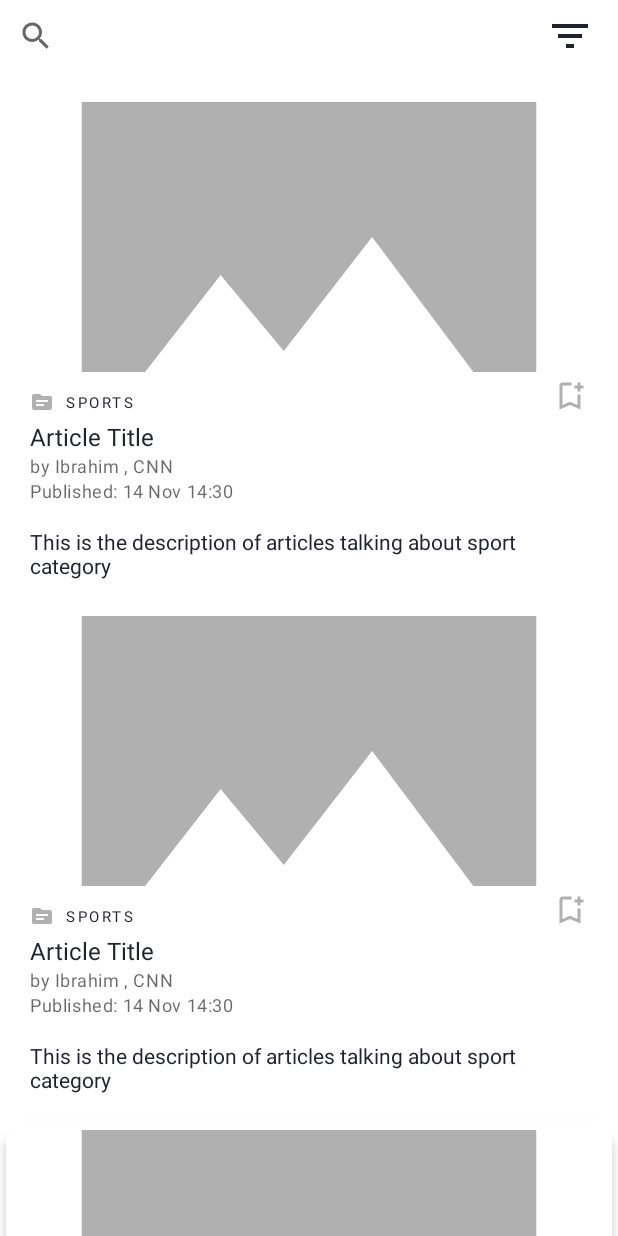
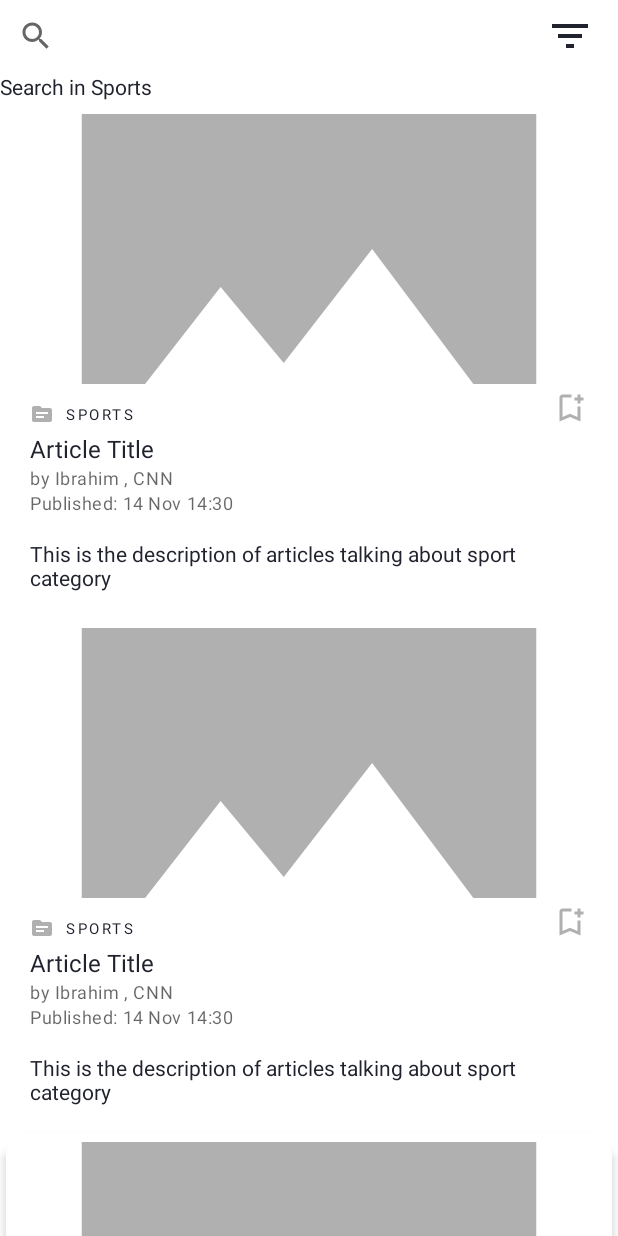
Before and after one commit to i-magdy/News-App, an Android app: the layout screen_search.xml on its own in the app's theme, with its tools: preview values and no code run, on a phone screen of 412 x 824 dp. Run offline under Robolectric (Android 15) with nearby library versions, the phone set to English and light mode, and no system bars.

Commit message:
Add dialog choose category for search

```diff
--- a/app/src/main/java/com/devwarex/news/ui/home/search/SearchRepo.kt
+++ b/app/src/main/java/com/devwarex/news/ui/home/search/SearchRepo.kt
@@ -21,6 +21,7 @@ class SearchRepo @Inject constructor(
     private val repo: SearchInArticlesRepo
 ) {
     val articles = MutableStateFlow<List<ArticleRelation>>(emptyList())
+    val categories = db.getFollowedCategories()
     private val coroutine = CoroutineScope(Dispatchers.Default)
     private var category = "general"
     private var query = ""
@@ -37,6 +38,10 @@ class SearchRepo @Inject constructor(
         datastore.selectedCountry.collect{ code ->
             repo.search(category = category, search = query, countryCode = code)
         }
+    }
+
+    fun setCategory(category: String){
+        this.category = category
     }
 
     suspend fun updateArticle(
--- a/app/src/main/java/com/devwarex/news/ui/home/search/SearchViewModel.kt
+++ b/app/src/main/java/com/devwarex/news/ui/home/search/SearchViewModel.kt
@@ -14,10 +14,14 @@ class SearchViewModel @Inject constructor(
 ): ViewModel(){
 
     val articles: StateFlow<List<ArticleRelation>> = repo.articles
+    val categories = repo.categories
     fun search(text: String) = viewModelScope.launch {
         repo.search(query = text)
     }
 
+    fun setCategory(category: String){
+        repo.setCategory(category)
+    }
     fun updateArticle(
         url: String,
         isBooked: Boolean
--- /dev/null
+++ b/app/src/main/res/layout/dialog_categories.xml
@@ -0,0 +1,5 @@
+<?xml version="1.0" encoding="utf-8"?>
+<com.google.android.material.chip.ChipGroup xmlns:android="http://schemas.android.com/apk/res/android"
+    android:layout_width="match_parent"
+    android:layout_height="match_parent"
+    android:id="@+id/chip_group_dialog"/>
--- a/app/src/main/res/layout/screen_search.xml
+++ b/app/src/main/res/layout/screen_search.xml
@@ -14,6 +14,14 @@
         app:layout_constraintEnd_toStartOf="@+id/search_filter"
         app:layout_constraintStart_toStartOf="parent"
         app:layout_constraintTop_toTopOf="parent" />
+
+    <TextView
+        android:id="@+id/search_category_title"
+        android:layout_width="wrap_content"
+        android:layout_height="wrap_content"
+        tools:text="Search in Sports"
+        app:layout_constraintStart_toStartOf="parent"
+        app:layout_constraintTop_toBottomOf="@+id/searchView" />
 
     <ImageView
         android:id="@+id/search_filter"
@@ -33,7 +41,7 @@
         android:id="@+id/articles_rv"
         android:layout_width="0dp"
         android:layout_height="0dp"
-        android:layout_marginTop="16dp"
+        android:layout_marginTop="24dp"
         app:layoutManager="androidx.recyclerview.widget.LinearLayoutManager"
         app:layout_constraintBottom_toBottomOf="parent"
         app:layout_constraintEnd_toEndOf="parent"
```
Also changed, not shown: app/src/main/java/com/devwarex/news/ui/home/search/CategoriesDialog.kt (added, +60 -0 lines), app/src/main/java/com/devwarex/news/ui/home/search/SearchScreen.kt (+9 -1 lines).
